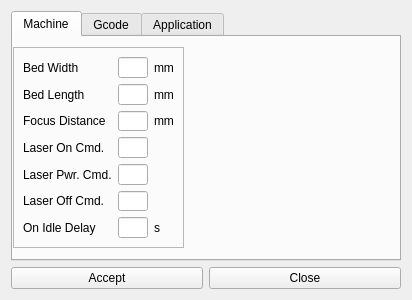
The window that UI/settings_window.ui (b-randon/gImage) describes before a commit, drawn with Qt 5.
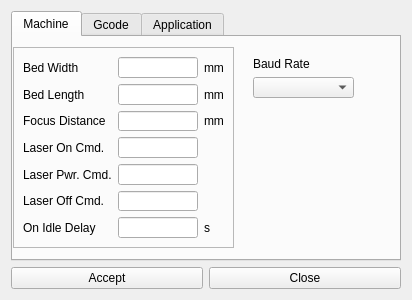
The same window after the commit. The open tabs and pages were chosen to show the change.

Diff of the .ui file:
```diff
--- a/UI/settings_window.ui
+++ b/UI/settings_window.ui
@@ -36,7 +36,7 @@
           <rect>
            <x>0</x>
            <y>10</y>
-           <width>171</width>
+           <width>221</width>
            <height>201</height>
           </rect>
          </property>
@@ -147,6 +147,31 @@
           </item>
          </layout>
         </widget>
+        <widget class="QWidget" name="verticalLayoutWidget">
+         <property name="geometry">
+          <rect>
+           <x>240</x>
+           <y>20</y>
+           <width>101</width>
+           <height>41</height>
+          </rect>
+         </property>
+         <layout class="QVBoxLayout" name="verticalLayout_4">
+          <item>
+           <widget class="QLabel" name="label_33">
+            <property name="text">
+             <string>Baud Rate</string>
+            </property>
+           </widget>
+          </item>
+          <item>
+           <widget class="QComboBox" name="baud_rate_combo"/>
+          </item>
+         </layout>
+        </widget>
+        <zorder>frame_3</zorder>
+        <zorder>verticalLayoutWidget</zorder>
+        <zorder>label_33</zorder>
        </widget>
        <widget class="QWidget" name="tab_2">
         <attribute name="title">
```
Left out of the diff: 150 changed lines with no effect on the pictures.
